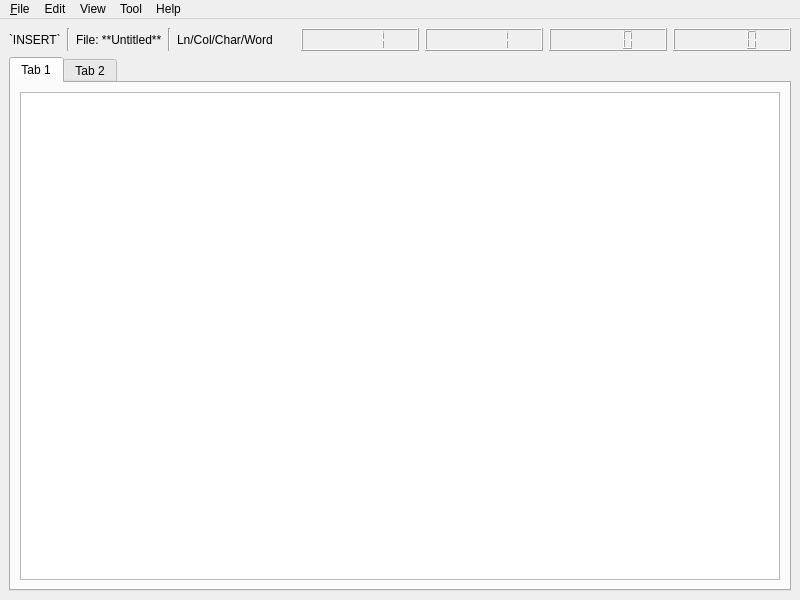
Above: src/TextEditor/TextEditor.ui from KatsumiKougen/SmallPyQt5Apps before the change. Below: the same form after it.
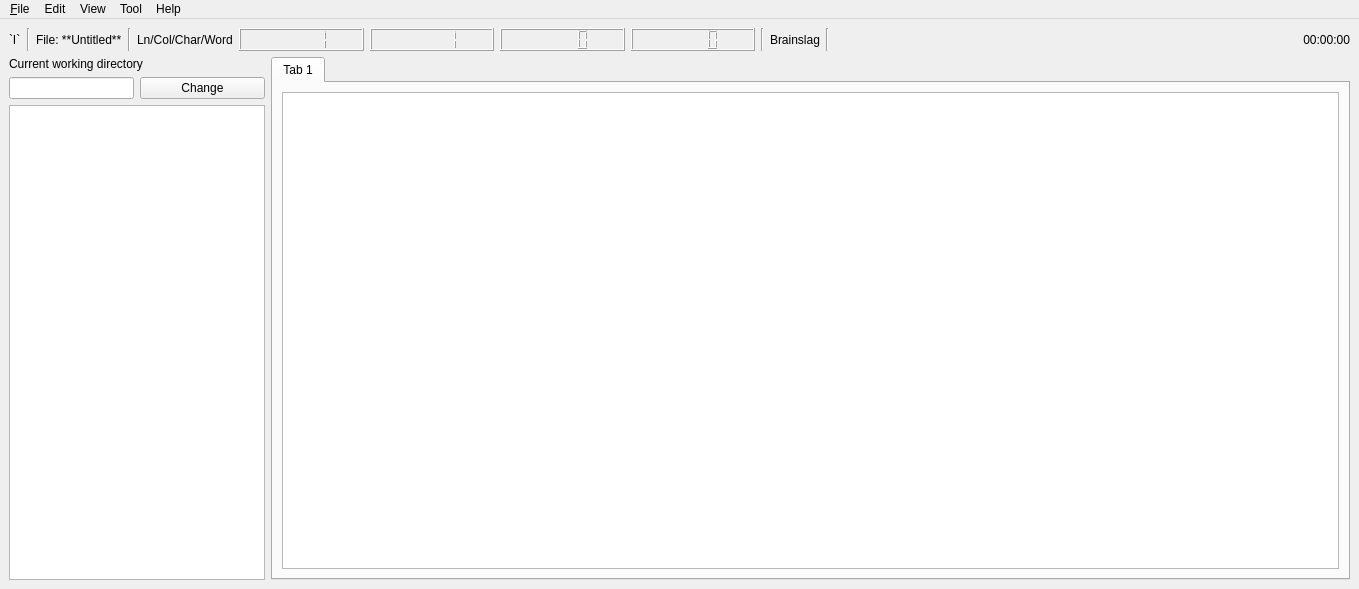
That is the form after the change.

Diff of the .ui file:
```diff
--- a/src/TextEditor/TextEditor.ui
+++ b/src/TextEditor/TextEditor.ui
@@ -6,10 +6,16 @@
    <rect>
     <x>0</x>
     <y>0</y>
-    <width>800</width>
-    <height>600</height>
+    <width>1359</width>
+    <height>589</height>
    </rect>
   </property>
+  <property name="sizePolicy">
+   <sizepolicy hsizetype="Preferred" vsizetype="Preferred">
+    <horstretch>0</horstretch>
+    <verstretch>0</verstretch>
+   </sizepolicy>
+  </property>
   <property name="windowTitle">
    <string>MainWindow</string>
   </property>
@@ -26,7 +32,7 @@
          </sizepolicy>
         </property>
         <property name="text">
-         <string>`INSERT`</string>
+         <string>`I`</string>
         </property>
         <property name="textFormat">
          <enum>Qt::MarkdownText</enum>
@@ -57,7 +63,7 @@
        </widget>
       </item>
       <item>
-       <widget class="Line" name="Status_VLine2">
+       <widget class="Line" name="Status_VLine1">
         <property name="orientation">
          <enum>Qt::Vertical</enum>
         </property>
@@ -65,63 +71,166 @@
       </item>
       <item>
        <widget class="QLabel" name="Status_StatusLabel">
+        <property name="sizePolicy">
+         <sizepolicy hsizetype="Maximum" vsizetype="Preferred">
+          <horstretch>0</horstretch>
+          <verstretch>0</verstretch>
+         </sizepolicy>
+        </property>
         <property name="text">
          <string>Ln/Col/Char/Word</string>
         </property>
        </widget>
       </item>
       <item>
-       <widget class="QLCDNumber" name="Status_LCDDisplay0">
-        <property name="intValue" stdset="0">
-         <number>1</number>
+       <layout class="QHBoxLayout" name="Status_LCDLayout">
+        <item>
+         <widget class="QLCDNumber" name="Status_LCDDisplay1">
+          <property name="frameShape">
+           <enum>QFrame::Box</enum>
+          </property>
+          <property name="frameShadow">
+           <enum>QFrame::Raised</enum>
+          </property>
+          <property name="intValue" stdset="0">
+           <number>1</number>
+          </property>
+         </widget>
+        </item>
+        <item>
+         <widget class="QLCDNumber" name="Status_LCDDisplay0">
+          <property name="sizePolicy">
+           <sizepolicy hsizetype="Minimum" vsizetype="Minimum">
+            <horstretch>0</horstretch>
+            <verstretch>0</verstretch>
+           </sizepolicy>
+          </property>
+          <property name="intValue" stdset="0">
+           <number>1</number>
+          </property>
+         </widget>
+        </item>
+        <item>
+         <widget class="QLCDNumber" name="Status_LCDDisplay2"/>
+        </item>
+        <item>
+         <widget class="QLCDNumber" name="Status_LCDDisplay3"/>
+        </item>
+       </layout>
+      </item>
+      <item>
+       <widget class="Line" name="Status_VLine2">
+        <property name="orientation">
+         <enum>Qt::Vertical</enum>
         </property>
        </widget>
       </item>
       <item>
-       <widget class="QLCDNumber" name="Status_LCDDisplay1">
-        <property name="intValue" stdset="0">
-         <number>1</number>
+       <widget class="QLabel" name="Status_LanguageLabel">
+        <property name="sizePolicy">
+         <sizepolicy hsizetype="Maximum" vsizetype="Preferred">
+          <horstretch>0</horstretch>
+          <verstretch>0</verstretch>
+         </sizepolicy>
         </property>
+        <property name="text">
+         <string>Brainslag</string>
+        </property>
        </widget>
       </item>
       <item>
-       <widget class="QLCDNumber" name="Status_LCDDisplay2"/>
+       <widget class="Line" name="Status_VLine3">
+        <property name="orientation">
+         <enum>Qt::Vertical</enum>
+        </property>
+       </widget>
       </item>
       <item>
-       <widget class="QLCDNumber" name="Status_LCDDisplay3"/>
+       <widget class="QLabel" name="Status_TimeLabel">
+        <property name="text">
+         <string>00:00:00</string>
+        </property>
+        <property name="alignment">
+         <set>Qt::AlignRight|Qt::AlignTrailing|Qt::AlignVCenter</set>
+        </property>
+       </widget>
       </item>
      </layout>
     </item>
     <item>
-     <widget class="QTabWidget" name="TextEditorTabs">
-      <property name="currentIndex">
-       <number>0</number>
-      </property>
-      <widget class="QWidget" name="tab">
-       <attribute name="title">
-        <string>Tab 1</string>
-       </attribute>
-       <layout class="QVBoxLayout" name="verticalLayout">
+     <layout class="QHBoxLayout" name="TextEditorLayout">
+      <item>
+       <layout class="QVBoxLayout" name="FileViewLayout">
         <item>
-         <widget class="QPlainTextEdit" name="plainTextEdit">
-          <property name="font">
-           <font>
-            <family>Monospace</family>
-           </font>
+         <widget class="QLabel" name="FileView_CurrentDirLabel">
+          <property name="text">
+           <string>&lt;html&gt;&lt;head/&gt;&lt;body&gt;&lt;p&gt;Current working directory&lt;/p&gt;&lt;/body&gt;&lt;/html&gt;</string>
           </property>
-          <property name="tabStopWidth">
-           <number>40</number>
+          <property name="textFormat">
+           <enum>Qt::RichText</enum>
+          </property>
+         </widget>
+        </item>
+        <item>
+         <layout class="QHBoxLayout" name="FileView_CWDLayout">
+          <item>
+           <widget class="QLineEdit" name="CWD_DirInput">
+            <property name="sizePolicy">
+             <sizepolicy hsizetype="Minimum" vsizetype="Fixed">
+              <horstretch>0</horstretch>
+              <verstretch>0</verstretch>
+             </sizepolicy>
+            </property>
+           </widget>
+          </item>
+          <item>
+           <widget class="QPushButton" name="CWD_Button">
+            <property name="text">
+             <string>Change</string>
+            </property>
+           </widget>
+          </item>
+         </layout>
+        </item>
+        <item>
+         <widget class="QTreeView" name="FileView_TreeView">
+          <property name="sizePolicy">
+           <sizepolicy hsizetype="Minimum" vsizetype="Expanding">
+            <horstretch>0</horstretch>
+            <verstretch>0</verstretch>
+           </sizepolicy>
           </property>
          </widget>
         </item>
        </layout>
-      </widget>
-      <widget class="QWidget" name="tab_2">
-       <attribute name="title">
-        <string>Tab 2</string>
-       </attribute>
-      </widget>
-     </widget>
+      </item>
+      <item>
+       <widget class="QTabWidget" name="TextEditorTabs">
+        <property name="currentIndex">
+         <number>0</number>
+        </property>
+        <widget class="QWidget" name="TextEditor_Tab0">
+         <attribute name="title">
+          <string>Tab 1</string>
+         </attribute>
+         <layout class="QVBoxLayout" name="verticalLayout">
+          <item>
+           <widget class="QPlainTextEdit" name="TextEditor_MainWidget">
+            <property name="font">
+             <font>
+              <family>Monospace</family>
+             </font>
+            </property>
+            <property name="tabStopWidth">
+             <number>40</number>
+            </property>
+           </widget>
+          </item>
+         </layout>
+        </widget>
+       </widget>
+      </item>
+     </layout>
     </item>
    </layout>
   </widget>
@@ -130,7 +239,7 @@
     <rect>
      <x>0</x>
      <y>0</y>
-     <width>800</width>
+     <width>1359</width>
      <height>25</height>
     </rect>
    </property>
```
Left out of the diff: 6 changed lines with no effect on the pictures.
